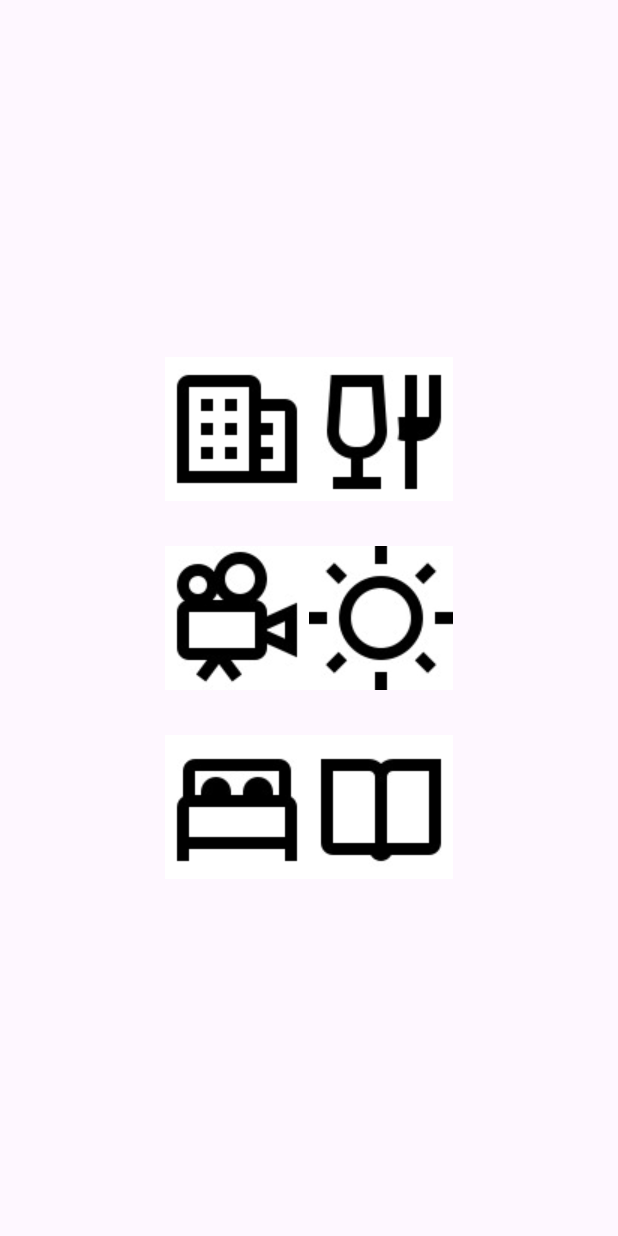
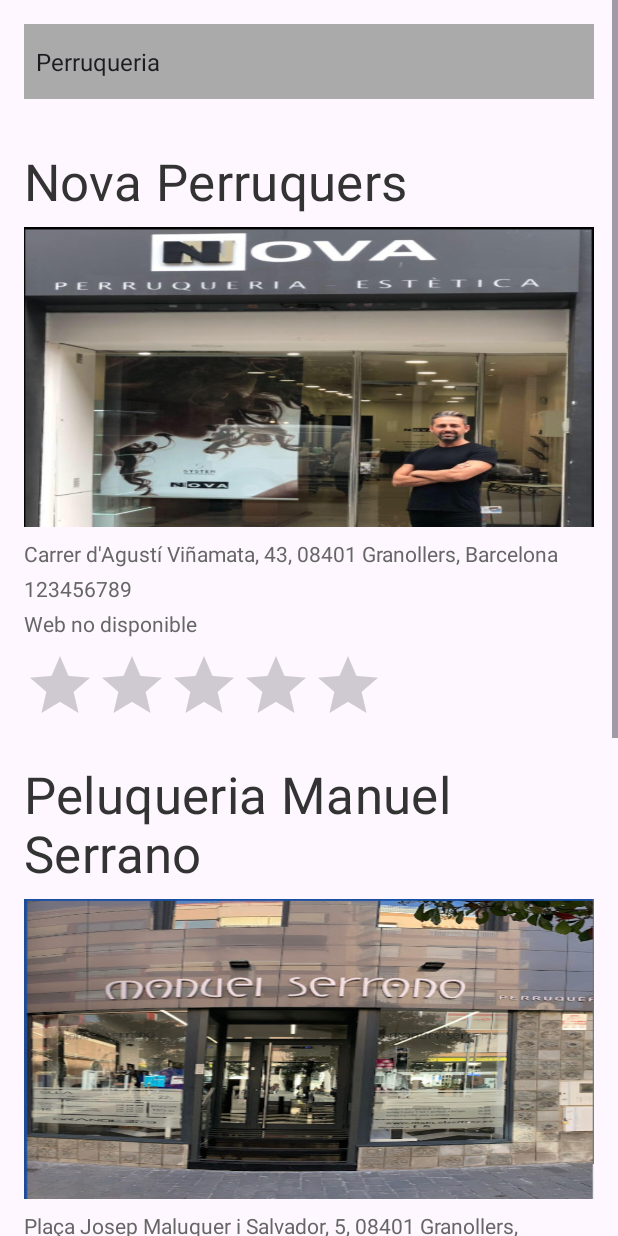
Before and after one commit to enrikku/ProjecteGranCentre, an Android app: the screen it shows after launch (MainActivity before the commit, edifici after it), after a tap on an icon or button, on a phone screen of 412 x 824 dp. Run offline under Robolectric (Android 15) with nearby library versions, the phone set to English and light mode, and no system bars.

Commit message:
Modificacion del activity_edifici.xml y edifici.java, añadido de la clase clEmpresa.java

```diff
--- a/app/src/main/AndroidManifest.xml
+++ b/app/src/main/AndroidManifest.xml
@@ -13,6 +13,9 @@
         android:theme="@style/Theme.Grancentre"
         tools:targetApi="31">
         <activity
+            android:name=".edifici"
+            android:exported="false" />
+        <activity
             android:name=".MainActivity"
             android:exported="true">
             <intent-filter>
--- a/app/src/main/java/com/example/gran_centre/MainActivity.java
+++ b/app/src/main/java/com/example/gran_centre/MainActivity.java
@@ -2,6 +2,7 @@ package com.example.gran_centre;
 
 import androidx.appcompat.app.AppCompatActivity;
 
+import android.content.Intent;
 import android.media.ImageWriter;
 import android.os.Bundle;
 import android.view.View;
@@ -40,20 +41,24 @@ public class MainActivity extends AppCompatActivity implements View.OnClickListe
     public void onClick(View view) {
         if (view.getId() == R.id.edifici){
             Toast.makeText(this, "Edifici", Toast.LENGTH_SHORT).show();
-        }else if (view.getId() == R.id.restaurant){
+
+            Intent intent = new Intent(this, edifici.class);
+            startActivity(intent);
+        }
+        else if (view.getId() == R.id.restaurant){
             Toast.makeText(this, "Restaurant", Toast.LENGTH_SHORT).show();
-        }else if (view.getId() == R.id.peliculas){
+        }
+        else if (view.getId() == R.id.peliculas){
             Toast.makeText(this, "Peliculas", Toast.LENGTH_SHORT).show();
-
-        }else if (view.getId() == R.id.temperatura){
+        }
+        else if (view.getId() == R.id.temperatura){
             Toast.makeText(this, "Temperatura", Toast.LENGTH_SHORT).show();
-
-        }else if (view.getId() == R.id.hotel){
+        }
+        else if (view.getId() == R.id.hotel){
             Toast.makeText(this, "Hotel", Toast.LENGTH_SHORT).show();
-
-        }else if (view.getId() == R.id.llibre){
+        }
+        else if (view.getId() == R.id.llibre){
             Toast.makeText(this, "Llibre", Toast.LENGTH_SHORT).show();
-
         }
     }
 }
--- /dev/null
+++ b/app/src/main/java/com/example/gran_centre/clEmpresa.java
@@ -0,0 +1,58 @@
+package com.example.gran_centre;
+
+public class clEmpresa {
+    // Define variables
+    private String nombre;
+    private String direccion;
+    private int telefono;
+    private String web;
+    private String sector;  // Nueva propiedad para el sector de la empresa
+
+    // Define constructor
+    public clEmpresa(String nombre, String direccion, int telefono, String web, String sector) {
+        this.nombre = nombre;
+        this.direccion = direccion;
+        this.telefono = telefono;
+        this.web = web;
+        this.sector = sector;
+    }
+    // Getters and setters
+    public String getNombre() {
+        return nombre;
+    }
+
+    public void setNombre(String nombre) {
+        this.nombre = nombre;
+    }
+
+    public String getDireccion() {
+        return direccion;
+    }
+
+    public void setDireccion(String direccion) {
+        this.direccion = direccion;
+    }
+
+    public int getTelefono() {
+        return telefono;
+    }
+
+    public void setTelefono(int telefono) {
+        this.telefono = telefono;
+    }
+
+    public String getWeb() {
+        return web;
+    }
+
+    public void setWeb(String web) {
+        this.web = web;
+    }
+    public String getSector() {
+        return sector;
+    }
+
+    public void setSector(String sector) {
+        this.sector = sector;
+    }
+}
--- /dev/null
+++ b/app/src/main/java/com/example/gran_centre/edifici.java
@@ -0,0 +1,190 @@
+package com.example.gran_centre;
+import java.util.ArrayList;
+import java.util.List;
+
+import androidx.appcompat.app.AppCompatActivity;
+
+import android.content.Intent;
+import android.graphics.Color;
+import android.net.Uri;
+import android.os.Bundle;
+import android.view.View;
+import android.widget.AdapterView;
+import android.widget.ArrayAdapter;
+import android.widget.ImageView;
+import android.widget.Spinner;
+import android.widget.TextView;
+import android.widget.Toast;
+
+public class edifici extends AppCompatActivity implements View.OnClickListener {
+
+    Spinner spiner;
+    TextView nombre1, nombre2, nombre3, direccion1, direccion2, direccion3, telefono1, telefono2, telefono3, web1, web2, web3;
+    TextView[] nombres;
+    TextView[] direcciones;
+    TextView[] telefonos;
+    TextView[] webs;
+
+    ImageView img1, img2, img3;
+    clEmpresa[] empresas = new clEmpresa[9];
+
+    @Override
+    protected void onCreate(Bundle savedInstanceState) {
+        super.onCreate(savedInstanceState);
+        setContentView(R.layout.activity_edifici);
+        spiner = findViewById(R.id.spinner);
+
+        nombre1 = findViewById(R.id.nombre1);
+        nombre2 = findViewById(R.id.nombre2);
+        nombre3 = findViewById(R.id.nombre3);
+        direccion1 = findViewById(R.id.direccion1);
+        direccion2 = findViewById(R.id.direccion2);
+        direccion3 = findViewById(R.id.direccion3);
+        telefono1 = findViewById(R.id.telefono1);
+        telefono2 = findViewById(R.id.telefono2);
+        telefono3 = findViewById(R.id.telefono3);
+        web1 = findViewById(R.id.web1);
+        web2 = findViewById(R.id.web2);
+        web3 = findViewById(R.id.web3);
+
+        img1 = findViewById(R.id.img1);
+        img2 = findViewById(R.id.img2);
+        img3 = findViewById(R.id.img3);
+
+        nombres = new TextView[]{nombre1, nombre2, nombre3};
+        direcciones = new TextView[]{direccion1, direccion2, direccion3};
+        telefonos = new TextView[]{telefono1, telefono2, telefono3};
+        webs = new TextView[]{web1, web2, web3};
+
+        empresas[0] = new clEmpresa("Nova Perruquers", "Carrer d'Agustí Viñamata, 43, 08401 Granollers, Barcelona", 123456789, "", "Perruqueria");
+        empresas[1] = new clEmpresa("Peluqueria Manuel Serrano", "Plaça Josep Maluquer i Salvador, 5, 08401 Granollers, Barcelona", 987654321, "www.empresa2.com", "Perruqueria");
+        empresas[2] = new clEmpresa("Carol Bruguera", "Carrer Miquel Ricomà, 36, 08400 Granollers, Barcelona", 555555555, "", "Perruqueria");
+
+        empresas[3] = new clEmpresa("AMS Granollers", "Carrer de Pinós, 15, 08402 Granollers, Barcelona", 333333333, "www.empresa4.com", "Taller");
+        empresas[4] = new clEmpresa("Rodi Motor Services", "Avinguda d'Europa, 4, 08401 Granollers, Barcelona", 999999999, "www.empresa5.com", "Taller");
+        empresas[5] = new clEmpresa("Midas", "Carrer de Francesc Macià i Llussà, 156, 08401 Granollers, Barcelona", 111111111, "www.empresa6.com", "Taller");
+
+        empresas[6] = new clEmpresa("Joan Sitjes Granollers", "Plaça de la Porxada, 25, 08401 Granollers, Barcelona", 777777777, "www.empresa7.com", "Botiga");
+        empresas[7] = new clEmpresa("Pull and Bear", "D'Anselm Clave, 57, 08402 Granollers, Barcelona", 444444444, "www.empresa8.com", "Botiga");
+        empresas[8] = new clEmpresa("Barbany Granollers", "Carrer Anselm Clavé, 44, 08401 Granollers, Barcelona", 666666666, "www.empresa9.com", "Botiga");
+
+
+
+        String [] opciones = {"Perruqueria", "Taller", "Botiga"};
+        ArrayAdapter <String> adapter = new ArrayAdapter<String>(this, android.R.layout.simple_spinner_item,opciones);
+
+        spiner.setAdapter(adapter);
+
+        spiner.setOnItemSelectedListener(new AdapterView.OnItemSelectedListener() {
+            @Override
+            public void onItemSelected(AdapterView<?> parent, View view, int position, long id) {
+                // Aqui obtego el array con las empresas y sus valores segun el sector
+                clEmpresa[] array = obtenerEmpresasSegunSector(parent.getItemAtPosition(position).toString());
+
+                nombre1.setText(array[0].getNombre());
+                direccion1.setText(array[0].getDireccion());
+                telefono1.setText(String.valueOf(array[0].getTelefono()));
+                if(array[0].getWeb() == ""){
+                    web1.setText("Web no disponible");
+                }else{
+                    web1.setText(array[0].getWeb());
+                }
+
+                String nombreImg = array[0].getNombre().trim().replace(" ", "").toLowerCase();
+                int resourceId = getResources().getIdentifier(nombreImg, "drawable", getPackageName());
+                img1.setBackgroundResource(resourceId);
+
+
+                nombre2.setText(array[1].getNombre());
+                direccion2.setText(array[1].getDireccion());
+                telefono2.setText(String.valueOf(array[1].getTelefono()));
+                if(array[1].getWeb().equals("")){
+                    web2.setText("Web no disponible");
+                }else{
+                    web2.setText(array[1].getWeb());
+                }
+
+                nombreImg = array[1].getNombre().trim().replace(" ", "").toLowerCase();
+                resourceId = getResources().getIdentifier(nombreImg, "drawable", getPackageName());
+                img2.setBackgroundResource(resourceId);
+
+                nombre3.setText(array[2].getNombre());
+                direccion3.setText(array[2].getDireccion());
+                telefono3.setText(String.valueOf(array[2].getTelefono()));
+                if(array[2].getWeb().equals("")){
+                    web3.setText("Web no disponible");
+                }else{
+                    web3.setText(array[2].getWeb());
+                }
+
+                nombreImg = array[2].getNombre().trim().replace(" ", "").toLowerCase();
+                resourceId = getResources().getIdentifier(nombreImg, "drawable", getPackageName());
+                img3.setBackgroundResource(resourceId);
+                // Toast.makeText(getApplication(), "Has seleccionado: " + parent.getItemAtPosition(position), Toast.LENGTH_SHORT).show();
+            }
+
+            public void onNothingSelected(AdapterView<?> parent) {
+
+            }
+        });
+
+        for(TextView item : telefonos){
+            item.setTag("Telefono");
+            item.setOnClickListener(this);
+        }
+
+        for(TextView item : webs){
+            item.setTag("Web");
+
+            Toast.makeText(this, item.getText().toString(), Toast.LENGTH_SHORT).show();
+
+            if(item.getText() == "Web no disponible"){
+                item.setTextColor(Color.RED);
+            }else{
+                item.setOnClickListener(this);
+            }
+        }
+
+        for(TextView item : direcciones){
+            item.setTag("Direccion");
+            item.setOnClickListener(this);
+        }
+    }
+
+
+
+    public clEmpresa[] obtenerEmpresasSegunSector(String sector) {
+        ArrayList<clEmpresa> miLista = new ArrayList<>();
+
+        for (clEmpresa element : empresas) {
+            if (element.getSector().equals(sector)) {
+                miLista.add(element);
+            }
+        }
+
+        // Convertir ArrayList a array
+        clEmpresa[] miArray = miLista.toArray(new clEmpresa[0]);
+
+        return miArray;
+    }
+
+    @Override
+    public void onClick(View v) {
+        switch (((TextView) v).getTag().toString()) {
+            case "Telefono":
+                String tlf = ((TextView) v).getText().toString();
+                Intent intent = new Intent(Intent.ACTION_DIAL, Uri.fromParts("tel", tlf, null));
+                startActivity(intent);
+                break;
+            case "Web":
+                String pagina = "http://" + ((TextView) v).getText().toString();
+                Intent intent2 = new Intent(Intent.ACTION_VIEW, Uri.parse(pagina));
+                startActivity(intent2);
+                break;
+            case "Direccion":
+                String direccio = ((TextView) v).getText().toString();
+                Intent intent3 = new Intent(Intent.ACTION_VIEW, Uri.parse("geo:0,0?q=" + Uri.encode(direccio)));
+                startActivity(intent3);
+        }
+    }
+}
--- /dev/null
+++ b/app/src/main/res/layout/activity_edifici.xml
@@ -0,0 +1,195 @@
+<ScrollView
+    xmlns:android="http://schemas.android.com/apk/res/android"
+    android:layout_width="match_parent"
+    android:layout_height="match_parent">
+
+    <LinearLayout
+        android:layout_width="match_parent"
+        android:layout_height="wrap_content"
+        android:orientation="vertical"
+        android:gravity="center"
+        android:padding="16dp">
+
+        <!-- Spinner -->
+        <Spinner
+            android:id="@+id/spinner"
+            android:layout_width="match_parent"
+            android:layout_height="wrap_content"
+            android:minHeight="50dp"
+            android:background="@android:color/darker_gray"
+            android:layout_marginBottom="16dp"/>
+
+        <!-- Negocio 1 -->
+        <LinearLayout
+            android:layout_width="match_parent"
+            android:layout_height="wrap_content"
+            android:orientation="vertical"
+            android:id="@+id/negocio1"
+            android:layout_marginTop="16dp">
+
+            <TextView
+                style="@style/TextAppearance.MaterialComponents.Headline4"
+                android:layout_width="wrap_content"
+                android:layout_height="wrap_content"
+                android:id="@+id/nombre1"
+                android:text="Xarcuteria"
+                android:textColor="#333333"/>
+
+            <ImageView
+                android:id="@+id/img1"
+                android:layout_width="match_parent"
+                android:layout_height="200dp"
+                android:background="@drawable/xarcuteria"
+                android:scaleType="centerCrop"
+                android:layout_marginTop="8dp"/>
+
+            <TextView
+                android:layout_width="match_parent"
+                android:layout_height="wrap_content"
+                android:id="@+id/direccion1"
+                android:text="Adreça"
+                android:textColor="#666666"
+                android:layout_marginTop="8dp"/>
+
+            <TextView
+                android:layout_width="match_parent"
+                android:layout_height="wrap_content"
+                android:id="@+id/telefono1"
+                android:text="Telefono"
+                android:textColor="#666666"
+                android:layout_marginTop="4dp"/>
+
+            <TextView
+                android:layout_width="match_parent"
+                android:layout_height="wrap_content"
+                android:id="@+id/web1"
+                android:text="Web"
+                android:textColor="#666666"
+                android:layout_marginTop="4dp"/>
+
+            <RatingBar
+                android:layout_width="wrap_content"
+                android:layout_height="wrap_content"
+                android:numStars="5"
+                android:progressTint="@android:color/holo_orange_dark"
+                android:layout_marginTop="8dp"/>
+        </LinearLayout>
+
+        <!-- Negocio 2 -->
+        <LinearLayout
+            android:layout_width="match_parent"
+            android:layout_height="wrap_content"
+            android:orientation="vertical"
+            android:id="@+id/negocio2"
+            android:layout_marginTop="16dp">
+
+            <!-- Contenido similar a Negocio 1 -->
+            <TextView
+                style="@style/TextAppearance.MaterialComponents.Headline4"
+                android:layout_width="wrap_content"
+                android:layout_height="wrap_content"
+                android:id="@+id/nombre2"
+                android:text="Xarcuteria"
+                android:textColor="#333333"/>
+
+            <ImageView
+                android:id="@+id/img2"
+                android:layout_width="match_parent"
+                android:layout_height="200dp"
+                android:background="@drawable/xarcuteria"
+                android:scaleType="centerCrop"
+                android:layout_marginTop="8dp"/>
+
+            <TextView
+                android:layout_width="match_parent"
+                android:layout_height="wrap_content"
+                android:id="@+id/direccion2"
+                android:text="Adreça"
+                android:textColor="#666666"
+                android:layout_marginTop="8dp"/>
+
+            <TextView
+                android:layout_width="match_parent"
+                android:layout_height="wrap_content"
+                android:id="@+id/telefono2"
+                android:text="Telefono"
+                android:textColor="#666666"
+                android:layout_marginTop="4dp"/>
+
+            <TextView
+                android:layout_width="match_parent"
+                android:layout_height="wrap_content"
+                android:id="@+id/web2"
+                android:text="Web"
+                android:textColor="#666666"
+                android:layout_marginTop="4dp"/>
+
+            <RatingBar
+                android:layout_width="wrap_content"
+                android:layout_height="wrap_content"
+                android:numStars="5"
+                android:progressTint="@android:color/holo_orange_dark"
+                android:layout_marginTop="8dp"/>
+
+        </LinearLayout>
+
+        <!-- Negocio 3 -->
+        <LinearLayout
+            android:layout_width="match_parent"
+            android:layout_height="wrap_content"
+            android:orientation="vertical"
+            android:id="@+id/negocio3"
+            android:layout_marginTop="16dp">
+
+            <!-- Contenido similar a Negocio 1 -->
+            <TextView
+                style="@style/TextAppearance.MaterialComponents.Headline4"
+                android:layout_width="wrap_content"
+                android:layout_height="wrap_content"
+                android:id="@+id/nombre3"
+                android:text="Xarcuteria"
+                android:textColor="#333333"/>
+
+            <ImageView
+                android:id="@+id/img3"
+                android:layout_width="match_parent"
+                android:layout_height="200dp"
+                android:background="@drawable/xarcuteria"
+                android:scaleType="centerCrop"
+                android:layout_marginTop="8dp"/>
+
+            <TextView
+                android:layout_width="match_parent"
+                android:layout_height="wrap_content"
+                android:id="@+id/direccion3"
+                android:text="Adreça"
+                android:textColor="#666666"
+                android:layout_marginTop="8dp"/>
+
+            <TextView
+                android:layout_width="match_parent"
+                android:layout_height="wrap_content"
+                android:id="@+id/telefono3"
+                android:text="Telefono"
+                android:textColor="#666666"
+                android:layout_marginTop="4dp"/>
+
+            <TextView
+                android:layout_width="match_parent"
+                android:layout_height="wrap_content"
+                android:id="@+id/web3"
+                android:text="Web"
+                android:textColor="#666666"
+                android:layout_marginTop="4dp"/>
+
+            <RatingBar
+                android:layout_width="wrap_content"
+                android:layout_height="wrap_content"
+                android:numStars="5"
+                android:progressTint="@android:color/holo_orange_dark"
+                android:layout_marginTop="8dp"
+                />
+
+        </LinearLayout>
+    </LinearLayout>
+</ScrollView>
--- /dev/null
+++ b/app/src/main/res/values/arrays.xml
@@ -0,0 +1,4 @@
+<?xml version="1.0" encoding="utf-8"?>
+<resources>
+
+</resources>
```
Also changed, not shown: app/src/main/res/drawable/amsgranollers.jpg (added), app/src/main/res/drawable/barbanygranollers.jpg (added), app/src/main/res/drawable/carolbruguera.jpg (added), app/src/main/res/drawable/joansitjesgranollers.jpg (added), app/src/main/res/drawable/midas.jpg (added), app/src/main/res/drawable/novaperruquers.jpg (added), app/src/main/res/drawable/peluqueriamanuelserrano.jpg (added), app/src/main/res/drawable/pullandbear.jpg (added), app/src/main/res/drawable/rodimotorservices.jpg (added), app/src/main/res/drawable/xarcuteria.jpg (added).
